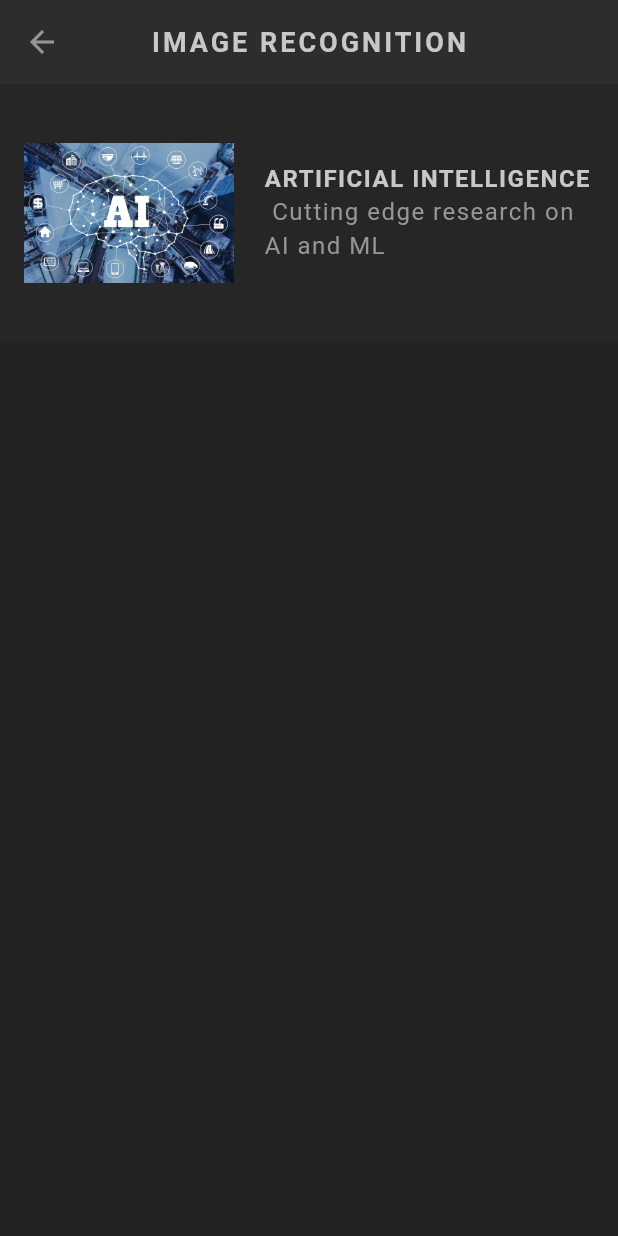
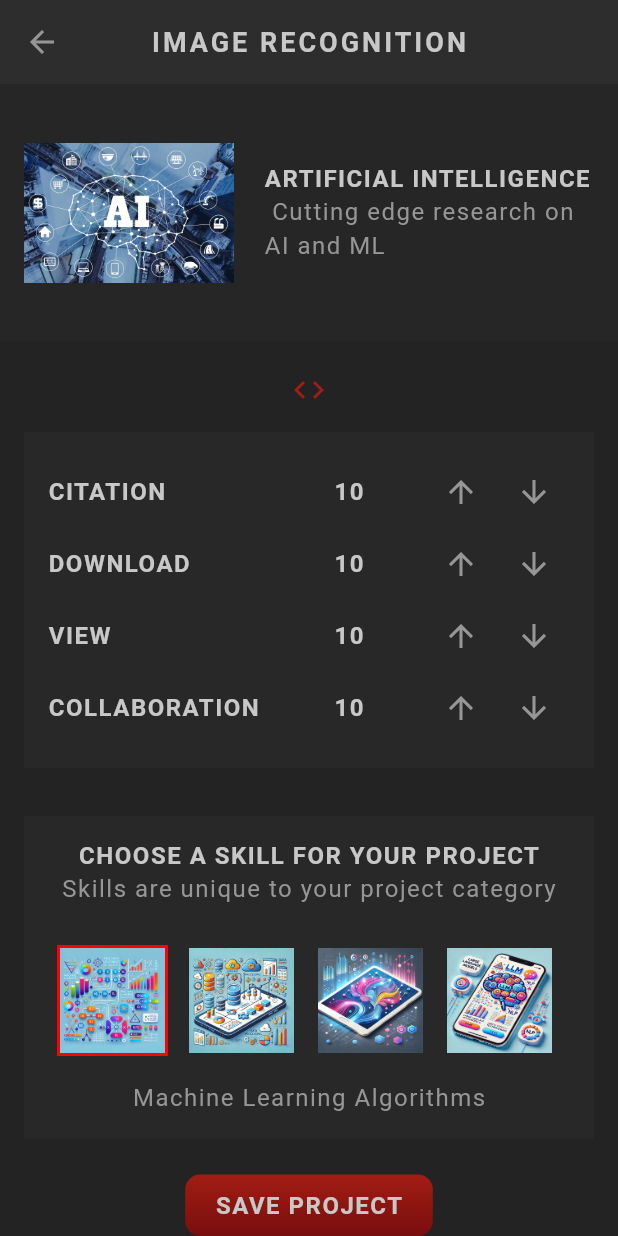
Before and after one commit to priyagupta-js/basics_flutter_projects, a Flutter app: the screen it shows after launch, after a tap on the "arrow forward" icon, on a phone screen of 412 x 824 dp. Run offline on Flutter 3.47's test engine with Material 3 defaults, Android fonts, the phone set to English and light mode, and no system bars; our stand-ins replace google_fonts; Roboto replaces fonts that are missing (Kanit).

Commit message:
Update Stats and skill

```diff
--- /dev/null
+++ b/model/lib/profile/SkillList.dart
@@ -0,0 +1,79 @@
+import 'package:flutter/material.dart';
+import 'package:model/model/project.dart';
+import 'package:model/model/skills.dart';
+import 'package:model/shared/shared_text.dart';
+import 'package:model/theme.dart';
+
+class SkillList extends StatefulWidget {
+  const SkillList(this.project, {super.key});
+  final Project project;
+
+  @override
+  State<SkillList> createState() => _SkillListState();
+}
+
+class _SkillListState extends State<SkillList> {
+  late List<Skill> availableSkills;
+  late Skill selectedSkill;
+
+  @override
+  void initState() {
+    availableSkills = allSkills.where((skill) {
+      return skill.projectCategory == widget.project.category;
+    }).toList();
+    super.initState();
+    if (widget.project.skills.isEmpty) {
+      selectedSkill = availableSkills[0];
+    }
+    if (widget.project.skills.isNotEmpty) {
+      selectedSkill = widget.project.skills.first;
+    }
+  }
+
+  @override
+  Widget build(BuildContext context) {
+    return Padding(
+      padding: EdgeInsets.all(16),
+      child: Container(
+        padding: EdgeInsets.all(16),
+        color: AppColors.secondaryColor.withValues(alpha: 0.5),
+        child: Column(
+          children: [
+            StyledHeading('Choose a skill for your project'),
+            StyledText('Skills are unique to your project category'),
+            SizedBox(
+              height: 20,
+            ),
+            Row(
+              children: availableSkills.map((skill) {
+                return Container(
+                  margin: EdgeInsets.all(6),
+                  padding: EdgeInsets.all(2),
+                  color: skill == selectedSkill
+                      ? const Color.fromARGB(255, 255, 0, 0)
+                      : Colors.transparent,
+                  child: GestureDetector(
+                    onTap: () {
+                      setState(() {
+                        widget.project.updateSkill(skill);
+                        selectedSkill = skill;
+                      });
+                    },
+                    child: Image.asset(
+                      'assets/img/skills/${skill.image}',
+                      width: 70,
+                    ),
+                  ),
+                );
+              }).toList(),
+            ),
+            SizedBox(
+              height: 10,
+            ),
+            StyledText(selectedSkill.name),
+          ],
+        ),
+      ),
+    );
+  }
+}
--- a/model/lib/profile/profile.dart
+++ b/model/lib/profile/profile.dart
@@ -1,5 +1,8 @@
 import 'package:flutter/material.dart';
 import 'package:model/model/project.dart';
+import 'package:model/profile/SkillList.dart';
+import 'package:model/profile/stats_table.dart';
+import 'package:model/shared/styles_button.dart';
 import 'package:model/shared/shared_text.dart';
 import 'package:model/theme.dart';
 
@@ -42,9 +45,44 @@ class Profile extends StatelessWidget {
                     ),
                   )
                 ]),
+              ),
+              SizedBox(height: 20),
+              Center(
+                child: Icon(
+                  Icons.code,
+                  color: AppColors.primaryColor,
+                ),
+              ),
+              Container(
+                alignment: Alignment.center,
+                child: Column(
+                  children: [StatsTable(project), SkillList(project)],
+                ),
+              ),
+              StyledButton(
+                  onPressed: () {
+                    ScaffoldMessenger.of(context).showSnackBar(SnackBar(
+                      content: StyledHeading('Project Saved Successfully'),
+                      showCloseIcon: true,
+                      duration: Duration(seconds: 3),
+                      backgroundColor: AppColors.secondaryColor,
+                    ));
+                  },
+                  child: StyledHeading('Save Project')),
+              SizedBox(
+                height: 20,
               )
             ],
           ),
         ));
   }
 }
+
+
+
+// ------------------------------------//
+// citations || 10 || up || down // ---> row 1
+// downloads || 10 || up || down // ---> row 2
+// views || 10 || up || down // ---> row 3
+// collaborations || 10 || up || down // ---> row 4
+// ------------------------------------//
--- /dev/null
+++ b/model/lib/profile/stats_table.dart
@@ -0,0 +1,69 @@
+import 'package:flutter/material.dart';
+import 'package:model/model/project.dart';
+import 'package:model/shared/shared_text.dart';
+import 'package:model/theme.dart';
+
+class StatsTable extends StatefulWidget {
+  const StatsTable(this.project, {super.key});
+  final Project project;
+
+  @override
+  State<StatsTable> createState() => _StatsTableState();
+}
+
+class _StatsTableState extends State<StatsTable> {
+  @override
+  Widget build(BuildContext context) {
+    return Padding(
+      padding: EdgeInsets.all(16),
+      child: Container(
+        padding: EdgeInsets.all(16),
+        decoration: BoxDecoration(
+            color: AppColors.secondaryColor.withValues(alpha: 0.5)),
+        child: Column(
+          children: [
+            Column(
+              children: widget.project.statsAsFormattedList.map((stat) {
+                return Row(
+                  mainAxisAlignment: MainAxisAlignment.spaceBetween,
+                  children: [
+                    SizedBox(
+                      width: 150,
+                      child: StyledHeading(stat['title']!),
+                    ),
+                    SizedBox(
+                      width: 100,
+                      child: Center(child: StyledHeading(stat['value']!)),
+                    ),
+                    IconButton(
+                      onPressed: () {
+                        setState(() {
+                          widget.project.increaseStat(stat['title']!);
+                        });
+                      },
+                      icon: Icon(
+                        Icons.arrow_upward,
+                        color: AppColors.textColor,
+                      ),
+                    ),
+                    IconButton(
+                      onPressed: () {
+                        setState(() {
+                          widget.project.decreaseStat(stat['title']!);
+                        });
+                      },
+                      icon: Icon(
+                        Icons.arrow_downward,
+                        color: AppColors.textColor,
+                      ),
+                    ),
+                  ],
+                );
+              }).toList(),
+            ),
+          ],
+        ),
+      ),
+    );
+  }
+}
```
